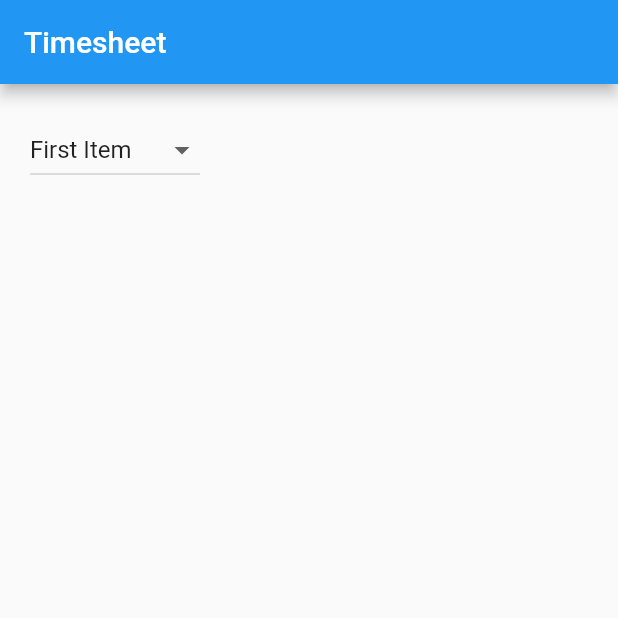
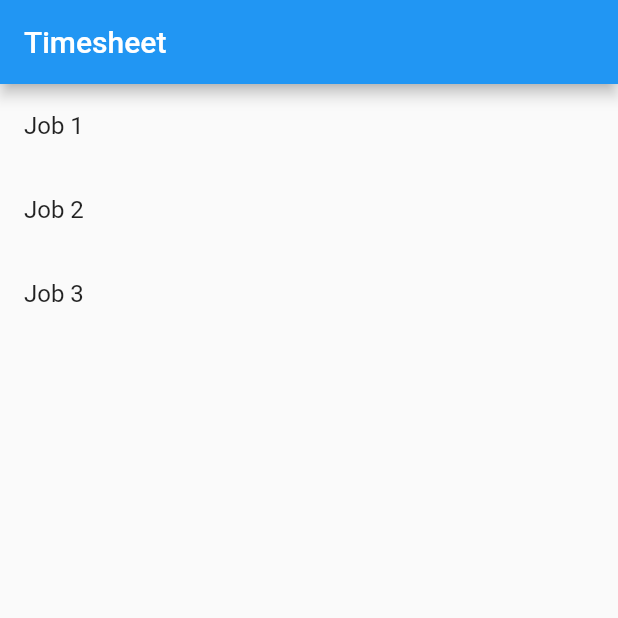
Before and after one commit to benlittlenz/timesheet_app, a Flutter app: the screen it shows after launch, on a phone screen of 412 x 824 dp, the top half of it. Run offline on Flutter 3.47's test engine with Material 2 defaults, Android fonts, the phone set to English and light mode, and no system bars.

Commit message:
added timesheet collection and home screen

```diff
--- a/lib/main.dart
+++ b/lib/main.dart
@@ -1,4 +1,6 @@
 import 'package:flutter/material.dart';
+import 'package:timesheet_app/screens/HomeScreen.dart';
+import 'package:timesheet_app/screens/TimesheetScreen.dart';
 
 void main() {
   runApp(MyApp());
@@ -22,7 +24,7 @@ class MyApp extends StatelessWidget {
         // is not restarted.
         primarySwatch: Colors.blue,
       ),
-      home: Home(),
+      home: HomeScreen(),
     );
   }
 }
--- /dev/null
+++ b/lib/providers/TimesheetCollection.dart
@@ -0,0 +1,19 @@
+import 'package:flutter/material.dart';
+import 'package:timesheet_app/models/Timesheet.dart';
+
+class TimesheetCollection extends ChangeNotifier
+{
+  final List<Timesheet> _timesheets = [
+    Timesheet(id: '1', job: "Job 1"),
+    Timesheet(id: '2', job: "Job 2"),
+    Timesheet(id: '3', job: "Job 3"),
+  ];
+
+  get allTimesheets => _timesheets;
+
+  void addTimesheet (Timesheet timesheet) {
+    _timesheets.add(timesheet);
+
+    notifyListeners();
+  }
+}
--- /dev/null
+++ b/lib/screens/HomeScreen.dart
@@ -0,0 +1,30 @@
+import 'package:flutter/material.dart';
+import 'package:timesheet_app/providers/TimesheetCollection.dart';
+import 'package:uuid/uuid.dart';
+
+class HomeScreen extends StatelessWidget {
+  var uuid = Uuid();
+  var collection = TimesheetCollection();
+
+  @override
+  Widget build(BuildContext context) {
+    return Scaffold(
+      appBar: AppBar(
+        title: Text("Timesheet"),
+      ),
+      body: _buildTimesheetList()
+    );
+  }
+
+  Widget _buildTimesheetList () {
+    return ListView.builder(
+      itemCount: 3,
+      itemBuilder: (context, index) {
+        var timesheet = collection.allTimesheets[index];
+        return ListTile(
+          title: Text(timesheet.job)
+        );
+      },
+    );
+  }
+}
--- a/pubspec.yaml
+++ b/pubspec.yaml
@@ -23,7 +23,8 @@ environment:
 dependencies:
   flutter:
     sdk: flutter
-
+  provider: ^5.0.0
+  uuid: ^3.0.3
 
   # The following adds the Cupertino Icons font to your application.
   # Use with the CupertinoIcons class for iOS style icons.
```
Also changed, not shown: lib/screens/TimesheetScreen.dart (+16 -2 lines), pubspec.lock.
